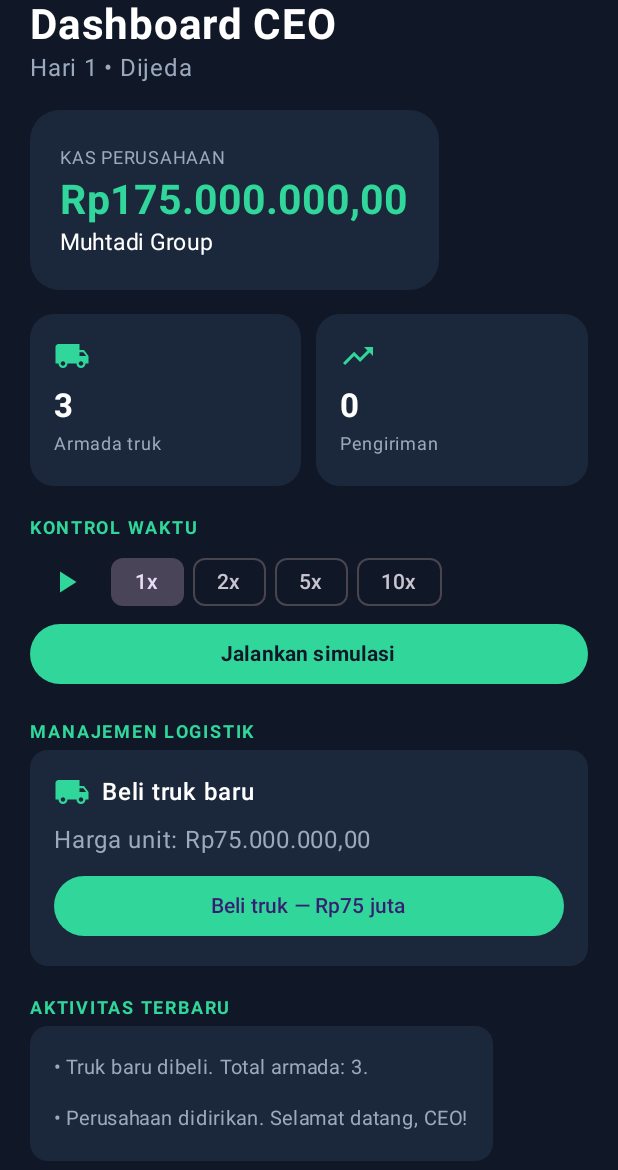
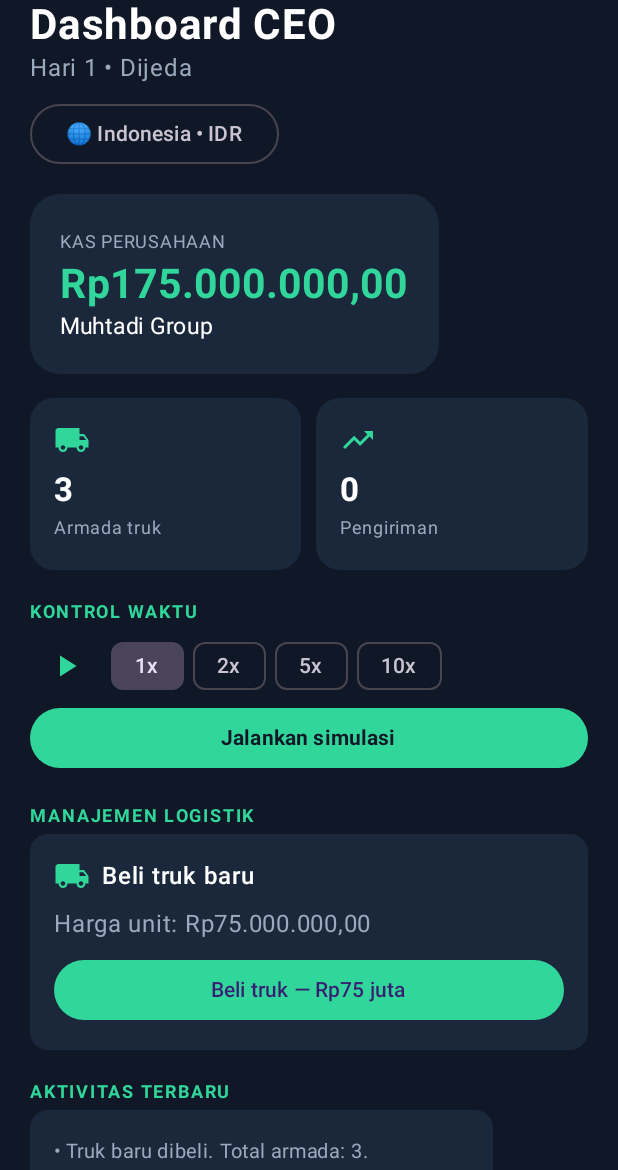
Before and after one commit to Muhtadi112/Business-Empire, an Android app built with Jetpack Compose: the screen it shows after launch (MainActivity), after a tap on "Beli truk — Rp75 juta", on a phone screen of 412 x 824 dp, the part 66-1236 px from its top. Run offline under Robolectric (Android 15) with nearby library versions, the phone set to English and light mode, and no system bars; 2 other taps on this screen came first.

Commit message:
Add selectable starting country and currency display

```diff
--- a/app/src/main/java/com/muhtadi/businessempire/MainActivity.kt
+++ b/app/src/main/java/com/muhtadi/businessempire/MainActivity.kt
@@ -28,6 +28,22 @@ private val Panel = Color(0xFF1B283B)
 private val Green = Color(0xFF31D69A)
 private val Muted = Color(0xFF9AA9BD)
 
+private data class CountryOption(
+    val name: String,
+    val currencyCode: String,
+    val localeTag: String,
+    val idrPerUnit: Double
+)
+
+private val countryOptions = listOf(
+    CountryOption("Indonesia", "IDR", "id-ID", 1.0),
+    CountryOption("United States", "USD", "en-US", 16_000.0),
+    CountryOption("United Kingdom", "GBP", "en-GB", 20_500.0),
+    CountryOption("Germany", "EUR", "de-DE", 17_500.0),
+    CountryOption("Japan", "JPY", "ja-JP", 105.0),
+    CountryOption("Singapore", "SGD", "en-SG", 12_000.0)
+)
+
 class MainActivity : ComponentActivity() {
     override fun onCreate(savedInstanceState: Bundle?) {
         super.onCreate(savedInstanceState)
@@ -45,6 +61,17 @@ fun BusinessEmpireApp() {
     var day by remember { mutableIntStateOf(prefs.getInt("day", 1)) }
     var speed by remember { mutableIntStateOf(prefs.getInt("speed", 1)) }
     var paused by remember { mutableStateOf(prefs.getBoolean("paused", false)) }
+    var selectedCountryName by remember { mutableStateOf(prefs.getString("country", "Indonesia") ?: "Indonesia") }
+    var countryMenuExpanded by remember { mutableStateOf(false) }
+    val selectedCountry = countryOptions.firstOrNull { it.name == selectedCountryName } ?: countryOptions.first()
+    val currency = remember(selectedCountry) {
+        NumberFormat.getCurrencyInstance(Locale.forLanguageTag(selectedCountry.localeTag)).apply {
+            currency = java.util.Currency.getInstance(selectedCountry.currencyCode)
+            maximumFractionDigits = if (selectedCountry.currencyCode == "JPY") 0 else 2
+        }
+    }
+    fun money(amountInIdr: Long): String =
+        currency.format(amountInIdr.toDouble() / selectedCountry.idrPerUnit)
     var log by remember {
         mutableStateOf(
             prefs.getString("log", null)
@@ -63,11 +90,10 @@ fun BusinessEmpireApp() {
             .putInt("day", day)
             .putInt("speed", speed)
             .putBoolean("paused", paused)
+            .putString("country", selectedCountryName)
             .putString("log", log.take(30).joinToString("\\n"))
             .apply()
     }
-    val currency = remember { NumberFormat.getCurrencyInstance(Locale("id", "ID")) }
-
     MaterialTheme(colorScheme = darkColorScheme(primary = Green, background = Navy, surface = Panel, onSurface = Color.White)) {
         Scaffold(containerColor = Navy) { padding ->
             LazyColumn(
@@ -79,12 +105,30 @@ fun BusinessEmpireApp() {
                     Text("BUSINESS EMPIRE", color = Green, fontSize = 13.sp, fontWeight = FontWeight.Bold, letterSpacing = 2.sp)
                     Text("Dashboard CEO", color = Color.White, fontSize = 28.sp, fontWeight = FontWeight.Bold)
                     Text("Hari $day • ${if (paused) "Dijeda" else "Berjalan ${speed}x"}", color = Muted)
+                    Spacer(Modifier.height(8.dp))
+                    Box {
+                        OutlinedButton(onClick = { countryMenuExpanded = true }) {
+                            Text("🌐 ${selectedCountry.name} • ${selectedCountry.currencyCode}")
+                        }
+                        DropdownMenu(expanded = countryMenuExpanded, onDismissRequest = { countryMenuExpanded = false }) {
+                            countryOptions.forEach { option ->
+                                DropdownMenuItem(
+                                    text = { Text("${option.name} (${option.currencyCode})") },
+                                    onClick = {
+                                        selectedCountryName = option.name
+                                        countryMenuExpanded = false
+                                        log = listOf("Basis negara diubah ke ${option.name}.") + log
+                                    }
+                                )
+                            }
+                        }
+                    }
                 }
                 item {
                     Card(colors = CardDefaults.cardColors(containerColor = Panel), shape = RoundedCornerShape(20.dp)) {
                         Column(Modifier.padding(20.dp)) {
                             Text("KAS PERUSAHAAN", color = Muted, fontSize = 12.sp)
-                            Text(currency.format(cash), color = Green, fontSize = 27.sp, fontWeight = FontWeight.Bold)
+                            Text(money(cash), color = Green, fontSize = 27.sp, fontWeight = FontWeight.Bold)
                             Text("Muhtadi Group", color = Color.White, fontSize = 15.sp)
                         }
                     }
@@ -112,7 +156,7 @@ fun BusinessEmpireApp() {
                             val cost = trucks * 450_000L * speed
                             cash += income - cost
                             deliveries += trucks * speed
-                            log = listOf("Hari $day: ${trucks * speed} pengiriman. Laba ${currency.format(income - cost)}.") + log
+                            log = listOf("Hari $day: ${trucks * speed} pengiriman. Laba ${money(income - cost)}.") + log
                         }
                     }, modifier = Modifier.fillMaxWidth(), colors = ButtonDefaults.buttonColors(containerColor = Green, contentColor = Navy)) {
                         Text("Jalankan simulasi", fontWeight = FontWeight.Bold)
@@ -127,7 +171,7 @@ fun BusinessEmpireApp() {
                                 Spacer(Modifier.width(8.dp))
                                 Text("Beli truk baru", color = Color.White, fontWeight = FontWeight.SemiBold)
                             }
-                            Text("Harga unit: ${currency.format(75_000_000L)}", color = Muted)
+                            Text("Harga unit: ${money(75_000_000L)}", color = Muted)
                             Button(onClick = {
                                 if (cash >= 75_000_000L) {
                                     cash -= 75_000_000L
@@ -146,7 +190,7 @@ fun BusinessEmpireApp() {
                         }
                     }
                 }
-                item { Text("BUSINESS EMPIRE • Prototype 0.1.0", color = Muted, fontSize = 11.sp) }
+                item { Text("BUSINESS EMPIRE • Prototype 0.2.0", color = Muted, fontSize = 11.sp) }
             }
         }
     }
```
